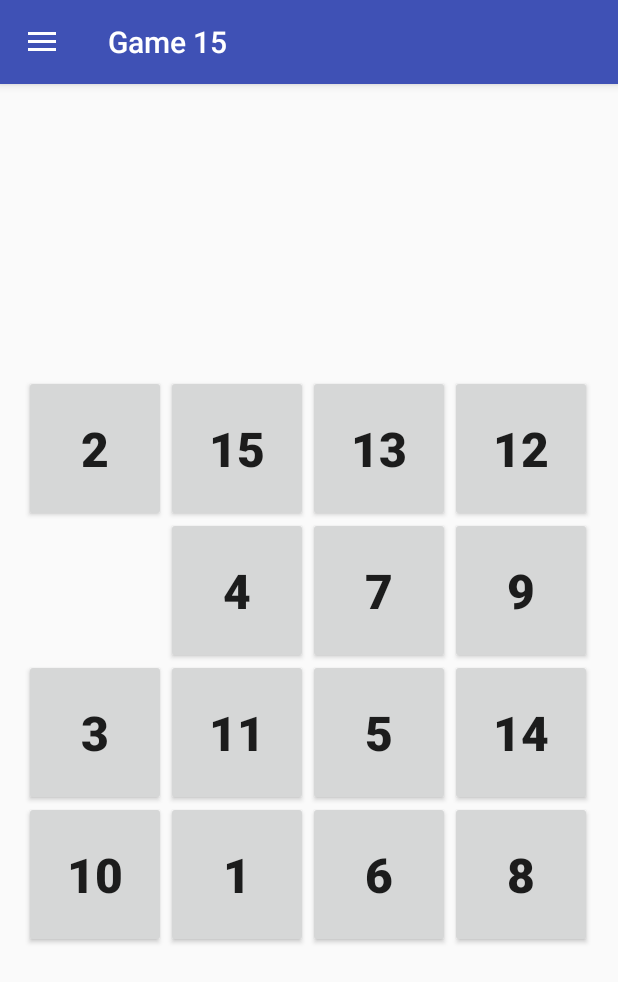
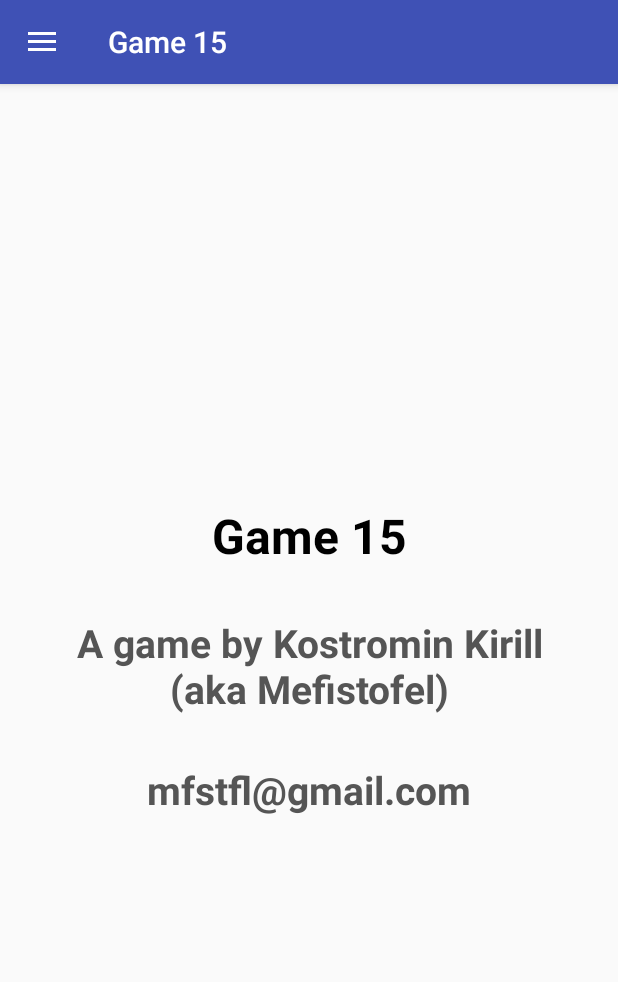
Before and after one commit to mefist0fel/Game15Android, an Android app: the screen it shows after launch (GameActivity), in the side drawer, after a tap on "Info", on a phone screen of 412 x 824 dp. Shown: the top 982 px of the screen. Run offline under Robolectric (Android 15) with nearby library versions, the phone set to English and light mode, and no system bars.

Commit message:
Added info (about) page.

```diff
--- a/app/src/main/java/indie/mefistofel/game15/GameActivity.java
+++ b/app/src/main/java/indie/mefistofel/game15/GameActivity.java
@@ -69,6 +69,7 @@ public class GameActivity extends AppCompatActivity
                 shuffleNewGame();
                 break;
             case info:
+                showFragment(new InfoFragment(), true);
                 break;
         }
     }
@@ -79,9 +80,16 @@ public class GameActivity extends AppCompatActivity
     }
 
     void showFragment(Fragment fragment) {
+        showFragment(fragment, false);
+    }
+
+    void showFragment(Fragment fragment, boolean addToBackStack) {
         FragmentManager myFragmentManager = getSupportFragmentManager();
         FragmentTransaction fragmentTransaction = myFragmentManager.beginTransaction();
         fragmentTransaction.replace(R.id.container, fragment);
+        if (addToBackStack) {
+            fragmentTransaction.addToBackStack(null);
+        }
         fragmentTransaction.commit();
     }
 }
--- /dev/null
+++ b/app/src/main/java/indie/mefistofel/game15/InfoFragment.java
@@ -0,0 +1,26 @@
+package indie.mefistofel.game15;
+
+
+import android.content.Context;
+import android.os.Bundle;
+import android.support.v4.app.Fragment;
+import android.view.LayoutInflater;
+import android.view.View;
+import android.view.ViewGroup;
+import android.widget.Button;
+
+import indie.mefistofel.game15.IFragmentInteractionListener;
+import indie.mefistofel.game15.R;
+
+/**
+ * Info (about) fragment.
+ */
+public class InfoFragment extends Fragment {
+
+    public InfoFragment() {} // Required empty public constructor
+
+    @Override
+    public View onCreateView(LayoutInflater inflater, ViewGroup container,Bundle savedInstanceState) {
+        return inflater.inflate(R.layout.fragment_info, container, false);
+    }
+}
--- /dev/null
+++ b/app/src/main/res/layout/fragment_info.xml
@@ -0,0 +1,45 @@
+<LinearLayout xmlns:android="http://schemas.android.com/apk/res/android"
+    xmlns:tools="http://schemas.android.com/tools"
+    android:layout_width="match_parent"
+    android:layout_height="match_parent"
+    android:gravity="center"
+    android:orientation="vertical"
+    tools:context=".InfoFragment">
+    <TextView
+        android:layout_width="match_parent"
+        android:layout_height="wrap_content"
+        android:layout_marginStart="@dimen/activity_horizontal_margin"
+        android:layout_marginEnd="@dimen/activity_horizontal_margin"
+        android:layout_marginTop="@dimen/activity_vertical_margin"
+        android:layout_marginBottom="@dimen/activity_vertical_margin"
+        android:gravity="center"
+        android:text="@string/app_name"
+        android:textColor="#000000"
+        android:textSize="32sp"
+        android:textStyle="bold" />
+    <TextView
+        android:layout_width="match_parent"
+        android:layout_height="wrap_content"
+        android:gravity="center"
+        android:layout_marginStart="@dimen/activity_horizontal_margin"
+        android:layout_marginEnd="@dimen/activity_horizontal_margin"
+        android:layout_marginTop="@dimen/activity_vertical_margin"
+        android:layout_marginBottom="@dimen/activity_vertical_margin"
+        android:text="@string/author"
+        android:textColor="#555555"
+        android:textSize="26sp"
+        android:textStyle="bold" />
+    <TextView
+        android:layout_width="match_parent"
+        android:layout_height="wrap_content"
+        android:gravity="center"
+        android:layout_marginStart="@dimen/activity_horizontal_margin"
+        android:layout_marginEnd="@dimen/activity_horizontal_margin"
+        android:layout_marginTop="@dimen/activity_vertical_margin"
+        android:layout_marginBottom="@dimen/activity_vertical_margin"
+        android:text="@string/mail"
+        android:textColor="#555555"
+        android:textSize="26sp"
+        android:textStyle="bold" />
+
+</LinearLayout>
--- a/app/src/main/res/layout/fragment_win.xml
+++ b/app/src/main/res/layout/fragment_win.xml
@@ -7,7 +7,7 @@
     tools:context="indie.mefistofel.game15.WinFragment">
     <TextView
         android:layout_width="match_parent"
-        android:layout_height="120dp"
+        android:layout_height="100dp"
         android:gravity="center"
         android:text="@string/you_win"
         android:textColor="#333333"
@@ -19,13 +19,13 @@
         android:layout_width="wrap_content"
         android:layout_height="wrap_content"
         android:gravity="center"
-        android:paddingStart="@dimen/activity_horizontal_margin"
-        android:paddingEnd="@dimen/activity_horizontal_margin"
+        android:paddingStart="@dimen/activity_vertical_margin"
+        android:paddingEnd="@dimen/activity_vertical_margin"
         android:paddingTop="@dimen/activity_vertical_margin"
         android:paddingBottom="@dimen/activity_vertical_margin"
         android:drawableStart="@drawable/ic_menu_shuffle"
         android:drawableLeft="@drawable/ic_menu_shuffle"
-        android:drawablePadding="@dimen/activity_horizontal_margin"
+        android:drawablePadding="@dimen/activity_vertical_margin"
         android:text="@string/shuffle" />
 
 </LinearLayout>
--- a/app/src/main/res/values/strings.xml
+++ b/app/src/main/res/values/strings.xml
@@ -23,8 +23,6 @@
     <string name="about">Info</string>
 
     <string name="you_win">You win!</string>
-
-    <string name="title_activity_fullscreenf">FullscreenfActivity</string>
-    <string name="dummy_button">Dummy Button</string>
-    <string name="dummy_content">DUMMY\nCONTENT</string>
+    <string name="author">A game by Kostromin Kirill (aka Mefistofel)</string>
+    <string name="mail">mfstfl@gmail.com</string>
 </resources>
```
Also changed, not shown: 1 other file.
